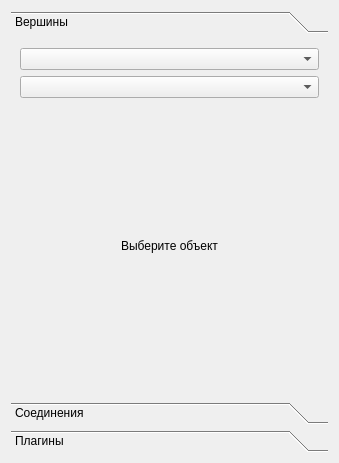
VinTRiZz/GraphEditor, file Libraries/GraphWidgets/src/graphitemsmanager.ui: the form before one commit.
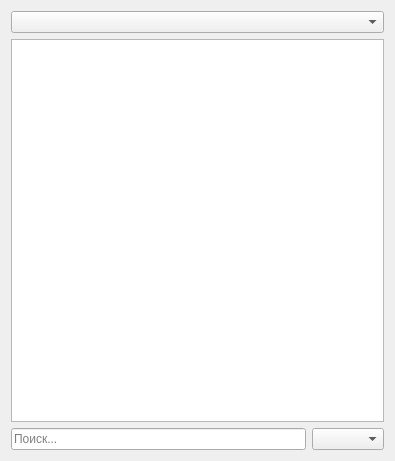
The form after the commit. The open tabs and pages were chosen to show the change.

What changed in the file:
```diff
--- a/Libraries/GraphWidgets/src/graphitemsmanager.ui
+++ b/Libraries/GraphWidgets/src/graphitemsmanager.ui
@@ -6,8 +6,8 @@
    <rect>
     <x>0</x>
     <y>0</y>
-    <width>339</width>
-    <height>463</height>
+    <width>395</width>
+    <height>461</height>
    </rect>
   </property>
   <property name="windowTitle">
@@ -15,106 +15,30 @@
   </property>
   <layout class="QVBoxLayout" name="verticalLayout">
    <item>
-    <widget class="QToolBox" name="main_toolBox">
-     <property name="currentIndex">
-      <number>2</number>
-     </property>
-     <widget class="QWidget" name="page">
-      <property name="geometry">
-       <rect>
-        <x>0</x>
-        <y>0</y>
-        <width>321</width>
-        <height>352</height>
-       </rect>
-      </property>
-      <attribute name="label">
-       <string>Вершины</string>
-      </attribute>
-      <layout class="QVBoxLayout" name="verticalLayout_2">
-       <item>
-        <widget class="QComboBox" name="vertexSection_comboBox"/>
-       </item>
-       <item>
-        <widget class="QComboBox" name="vertexName_comboBox"/>
-       </item>
-       <item>
-        <widget class="QLabel" name="vertexPreview_label">
-         <property name="sizePolicy">
-          <sizepolicy hsizetype="Preferred" vsizetype="Minimum">
-           <horstretch>0</horstretch>
-           <verstretch>0</verstretch>
-          </sizepolicy>
-         </property>
-         <property name="text">
-          <string>Выберите объект</string>
-         </property>
-         <property name="alignment">
-          <set>Qt::AlignCenter</set>
-         </property>
-        </widget>
-       </item>
-      </layout>
-     </widget>
-     <widget class="QWidget" name="page_2">
-      <property name="geometry">
-       <rect>
-        <x>0</x>
-        <y>0</y>
-        <width>321</width>
-        <height>352</height>
-       </rect>
-      </property>
-      <attribute name="label">
-       <string>Соединения</string>
-      </attribute>
-      <layout class="QVBoxLayout" name="verticalLayout_3">
-       <item>
-        <widget class="QComboBox" name="connectionSection_comboBox"/>
-       </item>
-       <item>
-        <widget class="QComboBox" name="connectionName_comboBox"/>
-       </item>
-       <item>
-        <widget class="QLabel" name="connectionPreview_label">
-         <property name="sizePolicy">
-          <sizepolicy hsizetype="Preferred" vsizetype="Minimum">
-           <horstretch>0</horstretch>
-           <verstretch>0</verstretch>
-          </sizepolicy>
-         </property>
-         <property name="text">
-          <string>Выберите объект</string>
-         </property>
-         <property name="alignment">
-          <set>Qt::AlignCenter</set>
-         </property>
-        </widget>
-       </item>
-      </layout>
-     </widget>
-     <widget class="QWidget" name="page_3">
-      <property name="geometry">
-       <rect>
-        <x>0</x>
-        <y>0</y>
-        <width>321</width>
-        <height>352</height>
-       </rect>
-      </property>
-      <attribute name="label">
-       <string>Плагины</string>
-      </attribute>
-      <layout class="QVBoxLayout" name="verticalLayout_4">
-       <item>
-        <widget class="QComboBox" name="pluginSelector_comboBox"/>
-       </item>
-       <item>
-        <widget class="QListView" name="pluginItemList_listView"/>
-       </item>
-      </layout>
-     </widget>
-    </widget>
+    <widget class="QComboBox" name="pluginSelector_comboBox"/>
+   </item>
+   <item>
+    <widget class="QListView" name="pluginItemList_listView"/>
+   </item>
+   <item>
+    <layout class="QHBoxLayout" name="horizontalLayout">
+     <item>
+      <widget class="QLineEdit" name="itemSearch_lineEdit">
+       <property name="maxLength">
+        <number>500</number>
+       </property>
+       <property name="placeholderText">
+        <string>Поиск...</string>
+       </property>
+       <property name="clearButtonEnabled">
+        <bool>false</bool>
+       </property>
+      </widget>
+     </item>
+     <item>
+      <widget class="QComboBox" name="itemSearchType_comboBox"/>
+     </item>
+    </layout>
    </item>
   </layout>
  </widget>
```
